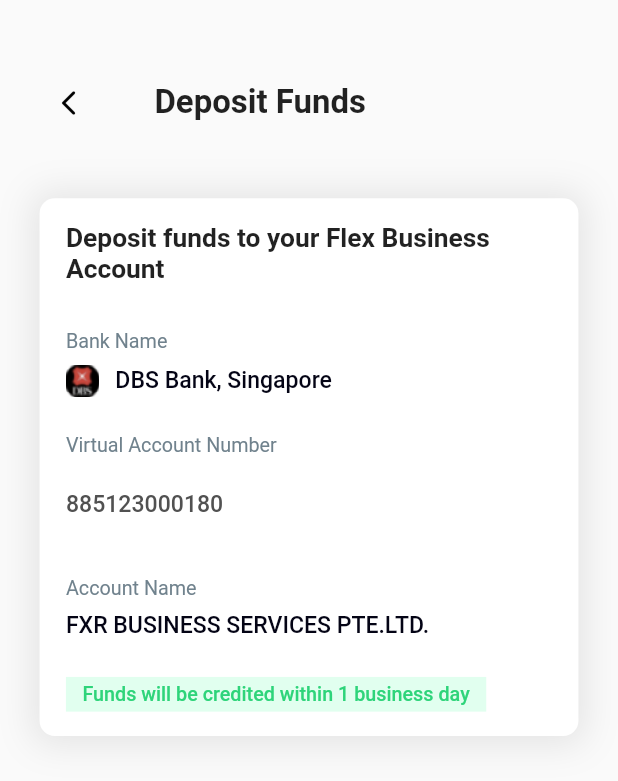
After one commit to bestmycode/FlexMobileApp, a Flutter app: the DepositFundsScreen screen opened directly, on a phone screen of 412 x 824 dp. The commit adds this screen. Shown: the top 781 px of the screen. Run offline on Flutter 3.47's test engine with Material 2 defaults, Android fonts, the phone set to English and light mode, and no system bars; our stand-ins replace localstorage.

Commit message:
finsih notification and deposit_funds page for dashboard

```diff
--- /dev/null
+++ b/lib/ui/main/home/deposit_funds.dart
@@ -0,0 +1,160 @@
+import 'package:flexflutter/constants/constants.dart';
+import 'package:flexflutter/ui/widgets/signup_progress_header.dart';
+import 'package:flutter/cupertino.dart';
+import 'package:flutter/material.dart';
+import 'package:flexflutter/utils/scale.dart';
+import 'package:flexflutter/ui/widgets/custom_textfield.dart';
+import 'package:flexflutter/ui/widgets/custom_spacer.dart';
+
+class DepositFundsScreen extends StatefulWidget {
+  const DepositFundsScreen({Key? key}) : super(key: key);
+
+  @override
+  DepositFundsScreenState createState() => DepositFundsScreenState();
+}
+
+class DepositFundsScreenState extends State<DepositFundsScreen> {
+
+  hScale(double scale) {
+    return Scale().hScale(context, scale);
+  }
+
+  wScale(double scale) {
+    return Scale().wScale(context, scale);
+  }
+
+  fSize(double size) {
+    return Scale().fSize(context, size);
+  }
+
+  bool flagCopied = false;
+
+  handleBack() {
+    Navigator.of(context).pop();
+  }
+
+  handleCopied() {
+    setState(() {
+      flagCopied = true;
+    });
+  }
+
+  @override
+  void initState() {
+    super.initState();
+  }
+
+  @override
+  Widget build(BuildContext context) {
+    return Material(
+        child: Scaffold(
+            body: SingleChildScrollView(
+                child: Column(
+                    children: [
+                      CustomSpacer(size: 44),
+                      headerDepositFunds(),
+                      CustomSpacer(size: 39),
+                      depositFundsField(),
+                      const CustomSpacer(size: 70),
+                    ]
+                )
+            )
+        )
+    );
+  }
+
+  Widget headerDepositFunds() {
+    return Row(
+        children: [
+          SizedBox(width: wScale(20)),
+          IconButton(
+            icon: Icon( Icons.arrow_back_ios_rounded, color: Colors.black, size: 20.0 ),
+            onPressed: () { handleBack();},),
+          SizedBox(width: wScale(30)),
+          Text('Deposit Funds', style: TextStyle(fontSize: fSize(20), fontWeight: FontWeight.w600))
+        ]
+    );
+  }
+
+  Widget depositFundsField() {
+    return Container(
+      width: wScale(327),
+      padding: EdgeInsets.only(left: wScale(16), right: wScale(16), top: hScale(16), bottom: hScale(16)),
+      margin: EdgeInsets.only(bottom: hScale(10)),
+      decoration: BoxDecoration(
+        color: Colors.white,
+        borderRadius: BorderRadius.only(
+          topLeft: Radius.circular(hScale(10)),
+          topRight: Radius.circular(hScale(10)),
+          bottomLeft: Radius.circular(hScale(10)),
+          bottomRight: Radius.circular(hScale(10)),
+        ),
+        boxShadow: [
+          BoxShadow(
+            color: Colors.grey.withOpacity(0.25),
+            spreadRadius: 4,
+            blurRadius: 20,
+            offset: const Offset(0, 1), // changes position of shadow
+          ),
+        ],
+      ),
+      child: Column(
+        mainAxisAlignment: MainAxisAlignment.start,
+        crossAxisAlignment: CrossAxisAlignment.start,
+        children: [
+          Text('Deposit funds to your Flex Business Account', style: TextStyle(fontSize: fSize(16), fontWeight: FontWeight.w600)),
+          const CustomSpacer(size: 29),
+          title('Bank Name'),
+          const CustomSpacer(size: 8),
+          Row(
+            children: [
+              Image.asset('assets/bank_icon.png', fit: BoxFit.contain, width: wScale(20)),
+              SizedBox(width: wScale(10)),
+              detail('DBS Bank, Singapore')
+            ],
+          ),
+          const CustomSpacer(size: 24),
+          title('Virtual Account Number'),
+          const CustomSpacer(size: 8),
+          Row(
+            children: [
+              TextButton(
+                style: TextButton.styleFrom(
+                  primary: const Color(0xff515151),
+                  padding: EdgeInsets.zero,
+                  textStyle: TextStyle(fontSize: fSize(14), fontWeight: FontWeight.w500, color: const Color(0xff040415)),
+                ),
+                onPressed: () { handleCopied(); },
+                child: const Text('885123000180'),
+              ),
+              SizedBox(width: wScale(10)),
+              flagCopied ? const Icon( Icons.content_copy, color: Color(0xff30E7A9), size: 14.0 ): const SizedBox(),
+              SizedBox(width: wScale(4)),
+              flagCopied ? Text('Copied', style: TextStyle(fontSize: fSize(14), fontWeight: FontWeight.w500, color: const Color(0xff30E7A9))): const SizedBox(),
+            ],
+          ),
+          const CustomSpacer(size: 24),
+          title('Account Name'),
+          const CustomSpacer(size: 8),
+          detail('FXR BUSINESS SERVICES PTE.LTD.'),
+          const CustomSpacer(size: 25),
+          Container(
+            padding: EdgeInsets.only(left: wScale(10), right: wScale(10), top: hScale(4), bottom: hScale(4)),
+            color: Color(0xffE1FFEF),
+            child: Text('Funds will be credited within 1 business day',
+                style: TextStyle(color: Color(0xff2ED47A), fontWeight: FontWeight.w500, fontSize: fSize(12)))
+          )
+        ],
+      ),
+    );
+  }
+
+  Widget title(text) {
+    return Text(text, style:TextStyle(color: Color(0xff70828D), fontSize: fSize(12)));
+  }
+
+  Widget detail(text) {
+    return Text(text, style:TextStyle(color: Color(0xff040415), fontSize: fSize(14), fontWeight: FontWeight.w500));
+  }
+
+}
```
Also changed, not shown: lib/ui/main/home/home.dart (+24 -2 lines), lib/ui/main/home/notification.dart (added, +130 -0 lines), lib/ui/main/main.dart (+27 -20 lines), assets/bank_icon.png (added).
